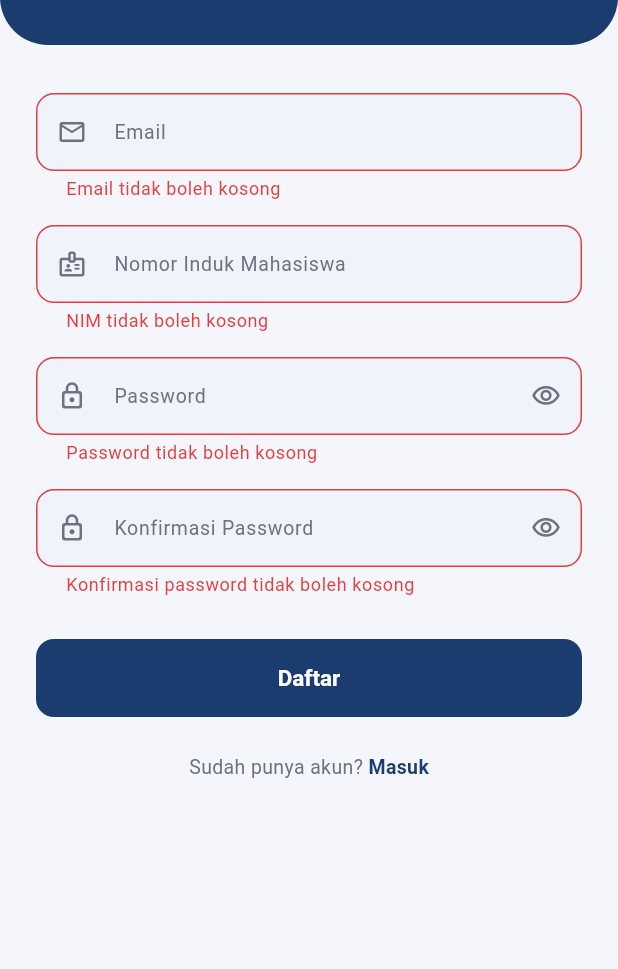
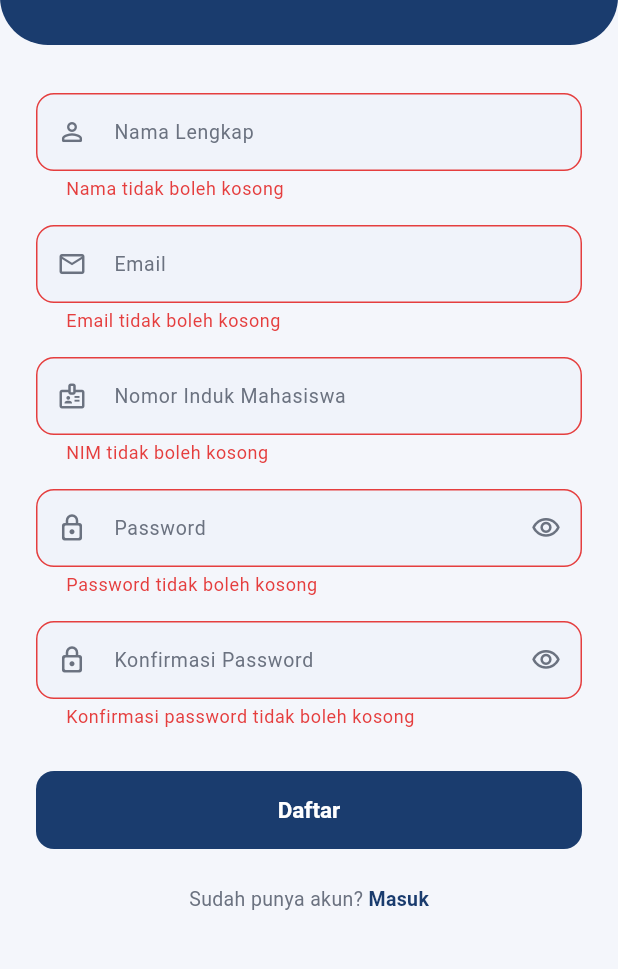
Before and after one commit to thierryudha/SPK-Tempat-Magang-Mobile-APP, a Flutter app: the RegisterScreen screen opened directly, after a tap on "Daftar", on a phone screen of 412 x 824 dp, the part 228-1197 px from its top. Run offline on Flutter 3.47's test engine with Material 3 defaults, Android fonts, the light colour scheme and no system bars; Roboto replaces fonts that are missing (Poppins).

Commit message:
add name input field in register

```diff
--- a/lib/screens/auth/register_screen.dart
+++ b/lib/screens/auth/register_screen.dart
@@ -12,6 +12,7 @@ class RegisterScreen extends StatefulWidget {
 class _RegisterScreenState extends State<RegisterScreen> {
   final _formKey = GlobalKey<FormState>();
   final _emailController = TextEditingController();
+  final _namaController = TextEditingController();
   final _nimController = TextEditingController();
   final _passwordController = TextEditingController();
   final _confirmPasswordController = TextEditingController();
@@ -23,6 +24,7 @@ class _RegisterScreenState extends State<RegisterScreen> {
   @override
   void dispose() {
     _emailController.dispose();
+    _namaController.dispose();
     _nimController.dispose();
     _passwordController.dispose();
     _confirmPasswordController.dispose();
@@ -112,6 +114,24 @@ class _RegisterScreenState extends State<RegisterScreen> {
                     crossAxisAlignment: CrossAxisAlignment.stretch,
                     children: [
                       const SizedBox(height: 8),
+
+                      // --- Nama ---
+                      TextFormField(
+                          controller: _namaController,
+                          textCapitalization: TextCapitalization.words,
+                          decoration: const InputDecoration(
+                            labelText: 'Nama Lengkap',
+                            prefixIcon: Icon(Icons.person_outline_rounded,
+                                color: AppTheme.textSecondary, size: 20),
+                          ),
+                          validator: (value) {
+                            if (value == null || value.trim().isEmpty) {
+                              return 'Nama tidak boleh kosong';
+                            }
+                            return null;
+                          },
+                        ),
+                        const SizedBox(height: 16),
 
                       // --- Email ---
                       TextFormField(
```
